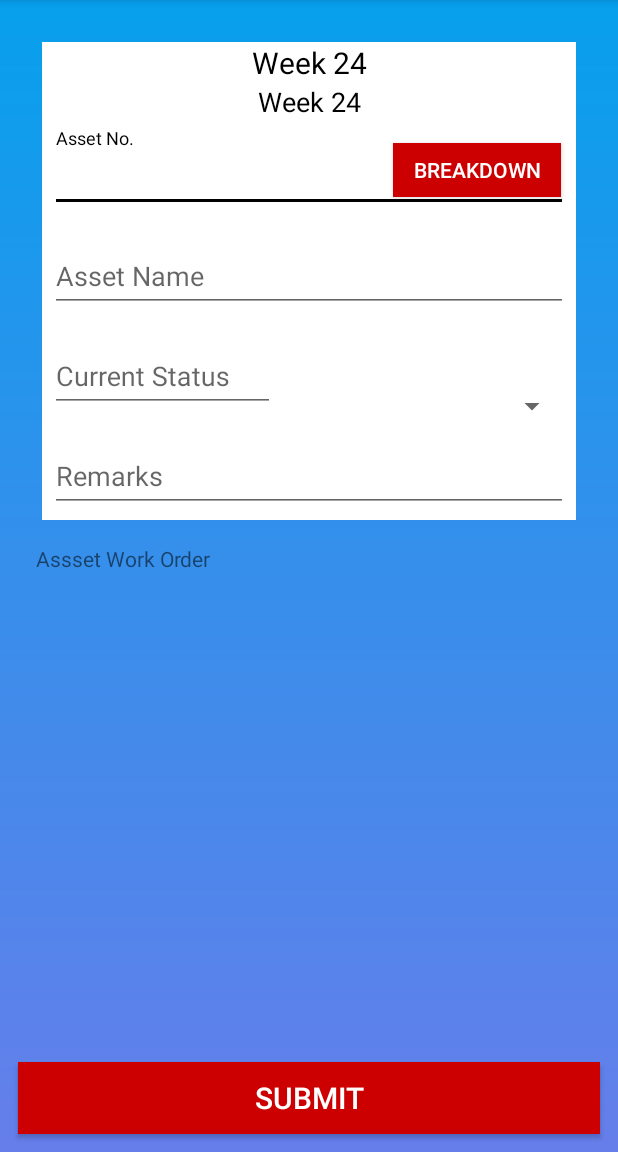
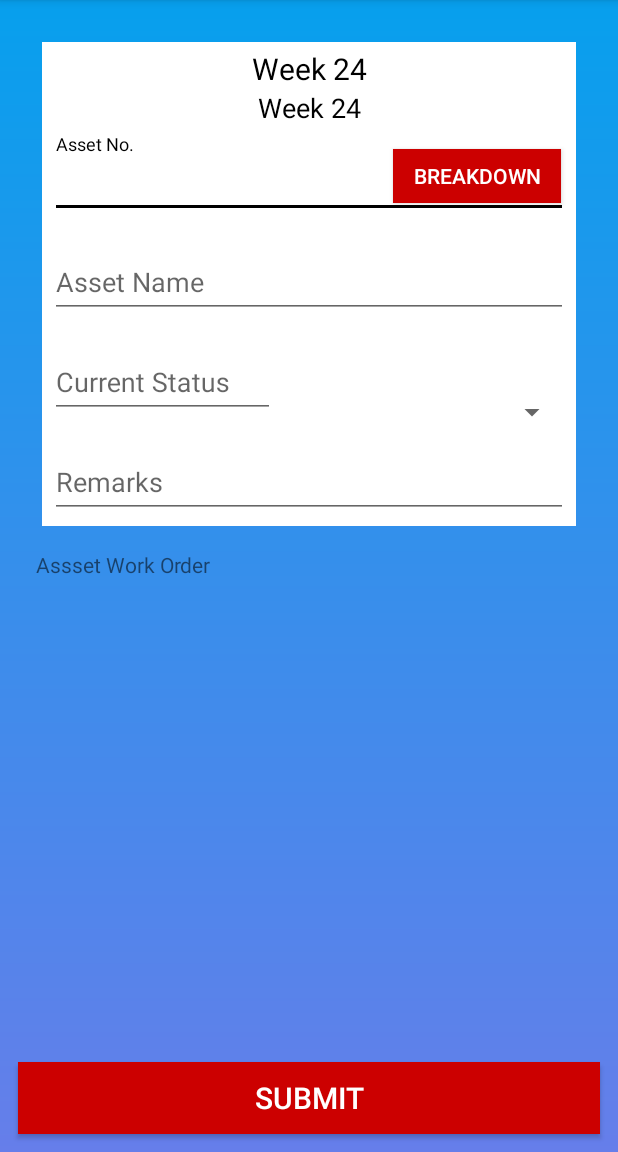
Before and after one commit to sureshssk/assetppm, an Android app: the layout activity_asset_details.xml on its own in the app's theme, with its tools: preview values and no code run, on a phone screen of 412 x 824 dp, the part 84-1236 px from its top. Run offline under Robolectric (Android 15) with nearby library versions, the phone set to English and light mode, and no system bars; plain views replace NiceSpinner; network calls fail.

Commit message:
design changes

```diff
--- a/app/src/main/java/ssk/dbzeus/ppm/service/model/entity/asset/CategoryandLang.kt
+++ b/app/src/main/java/ssk/dbzeus/ppm/service/model/entity/asset/CategoryandLang.kt
@@ -20,8 +20,7 @@ data class CategoryandLang(
     val assetCategoryName: String?,
     val assetCategoryShortName: String?,
     val languageId: Int?
-)
-{
+) {
     override fun toString(): String {
         return assetCategoryName.toString()
     }
--- a/app/src/main/res/drawable/icon_appicon.xml
+++ b/app/src/main/res/drawable/icon_appicon.xml
@@ -1,6 +1,6 @@
 <vector xmlns:android="http://schemas.android.com/apk/res/android"
-    android:width="512dp"
-    android:height="512dp"
+    android:width="200dp"
+    android:height="200dp"
     android:viewportWidth="64"
     android:viewportHeight="64">
   <path
--- a/app/src/main/res/drawable/icon_logout.xml
+++ b/app/src/main/res/drawable/icon_logout.xml
@@ -1,6 +1,6 @@
 <vector xmlns:android="http://schemas.android.com/apk/res/android"
-    android:width="512dp"
-    android:height="512dp"
+    android:width="200dp"
+    android:height="200dp"
     android:viewportWidth="512"
     android:viewportHeight="512">
   <path
--- a/app/src/main/res/drawable/icon_offlinedata.xml
+++ b/app/src/main/res/drawable/icon_offlinedata.xml
@@ -1,6 +1,6 @@
 <vector xmlns:android="http://schemas.android.com/apk/res/android"
-    android:width="477.827dp"
-    android:height="477.827dp"
+    android:width="200dp"
+    android:height="200dp"
     android:viewportWidth="477.827"
     android:viewportHeight="477.827">
   <path
--- a/app/src/main/res/layout/activity_asset_details.xml
+++ b/app/src/main/res/layout/activity_asset_details.xml
@@ -36,13 +36,15 @@
 
             <TextView
                 android:id="@+id/textViewWeek"
-                android:layout_alignParentTop="true"
                 android:layout_width="match_parent"
                 android:layout_height="wrap_content"
+                android:layout_alignParentTop="true"
+                android:layout_marginTop="4dp"
                 android:gravity="center_horizontal|center_vertical"
-                android:textSize="20sp"
+                android:text="Week 24"
                 android:textColor="@color/colorAccentBlack"
-                android:text="Week 24"/>
+                android:textSize="20sp" />
+
             <TextView
                 android:id="@+id/textViewFreq"
                 android:layout_width="match_parent"
@@ -179,7 +181,7 @@
         <TextView
             android:id="@+id/labelWorkorder"
             android:text="Assset Work Order"
-            android:layout_alignParentLeft="true"
+            android:layout_alignParentStart="true"
             android:layout_width="wrap_content"
             android:layout_height="wrap_content"
             />
@@ -199,7 +201,7 @@
         android:id="@+id/buttonSubmit"
         android:layout_width="match_parent"
         android:layout_height="48sp"
-        android:layout_alignParentRight="true"
+        android:layout_alignParentEnd="true"
         android:layout_margin="12sp"
         android:text="Submit"
         android:textSize="20sp"
--- a/app/src/main/res/layout/activity_asset_list.xml
+++ b/app/src/main/res/layout/activity_asset_list.xml
@@ -25,7 +25,7 @@
             android:layout_height="wrap_content"
             android:layout_marginTop="12sp"
             android:background="@color/colorPrimary"
-            android:layout_alignParentLeft="true"
+            android:layout_alignParentStart="true"
             android:minHeight="42sp"
             android:textColor="@color/colorAccentWhite"
             style="@style/Widget.AppCompat.Light.DropDownItem.Spinner"
--- a/app/src/main/res/layout/nav_header.xml
+++ b/app/src/main/res/layout/nav_header.xml
@@ -40,19 +40,19 @@
                     android:id="@+id/appIcon"
                     android:layout_width="?attr/actionBarSize"
                     android:layout_height="?attr/actionBarSize"
-                    android:layout_alignParentLeft="true"
+                    android:layout_alignParentStart="true"
                     android:layout_centerVertical="true"
                     android:padding="5sp"
                     android:src="@drawable/icon_appicon"
-                    android:tint="@color/colorPrimary" />
+                    app:tint="@color/colorPrimary" />
 
                 <TextView
                     android:id="@+id/textAppname"
                     android:layout_width="match_parent"
                     android:layout_height="wrap_content"
                     android:layout_centerVertical="true"
-                    android:layout_toLeftOf="@+id/rlCart"
-                    android:layout_toRightOf="@+id/appIcon"
+                    android:layout_toStartOf="@+id/rlCart"
+                    android:layout_toEndOf="@+id/appIcon"
                     android:gravity="left|center_vertical"
                     android:text="@string/app_name"
                     android:textColor="@color/colorAccentBlack"
@@ -63,8 +63,8 @@
                     android:layout_width="match_parent"
                     android:layout_height="wrap_content"
                     android:layout_centerVertical="true"
-                    android:layout_toLeftOf="@+id/rlCart"
-                    android:layout_toRightOf="@+id/appIcon"
+                    android:layout_toStartOf="@+id/rlCart"
+                    android:layout_toEndOf="@+id/appIcon"
                     android:gravity="left|center_vertical"
                     android:text="Asset List"
                     android:visibility="gone"
@@ -77,7 +77,7 @@
                     android:layout_height="wrap_content"
                     android:layout_centerVertical="true"
                     android:layout_margin="5sp"
-                    android:layout_toLeftOf="@+id/logoutIcon">
+                    android:layout_toStartOf="@+id/logoutIcon">
 
                     <ImageView
                         android:id="@+id/offlineIcon"
@@ -92,8 +92,7 @@
                         android:layout_width="20sp"
                         android:layout_height="20sp"
                         android:layout_alignEnd="@id/offlineIcon"
-                        android:layout_alignRight="@id/offlineIcon"
-                        android:layout_marginRight="5sp"
+                        android:layout_marginEnd="5sp"
                         android:background="@drawable/item_count"
                         android:gravity="center_vertical|center_horizontal"
                         android:text="5"
@@ -108,9 +107,9 @@
                     android:id="@+id/logoutIcon"
                     android:layout_width="?attr/actionBarSize"
                     android:layout_height="?attr/actionBarSize"
-                    android:layout_alignParentRight="true"
+                    android:layout_alignParentEnd="true"
                     android:layout_centerVertical="true"
-                    android:layout_marginLeft="5sp"
+                    android:layout_marginStart="5sp"
                     android:layout_marginTop="5sp"
                     android:layout_marginBottom="5sp"
                     android:padding="6.5sp"
--- a/app/src/main/res/layout/week_item.xml
+++ b/app/src/main/res/layout/week_item.xml
@@ -1,7 +1,5 @@
 <?xml version="1.0" encoding="utf-8"?>
-<androidx.constraintlayout.widget.ConstraintLayout
-    xmlns:android="http://schemas.android.com/apk/res/android"
-    xmlns:app="http://schemas.android.com/apk/res-auto"
+<androidx.constraintlayout.widget.ConstraintLayout xmlns:android="http://schemas.android.com/apk/res/android"
     xmlns:tools="http://schemas.android.com/tools"
     android:layout_width="100sp"
     android:layout_height="132sp"
--- a/build.gradle
+++ b/build.gradle
@@ -1,6 +1,5 @@
 // Top-level build file where you can add configuration options common to all sub-projects/modules.
 buildscript {
-    ext.kotlin_version = ""
     repositories {
         google()
         jcenter()
```
Also changed, not shown: app/src/main/AndroidManifest.xml (+9 -1 lines), app/src/main/res/layout/activity_asset_list_new.xml (+7 -7 lines), app/src/main/res/layout/activity_breakdown.xml (+5 -5 lines), app/src/main/res/layout/asset_item.xml (+4 -4 lines), app/src/main/res/layout/workorder_item.xml (+4 -4 lines).
